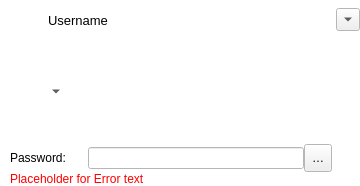
Qt form src/gui/shareuserline.ui (nextmcloud/desktop) before a commit.
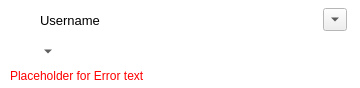
The same form after that commit. Icons and pictures are not drawn. Custom widgets are drawn as their Qt base class.

```diff
--- a/src/gui/shareuserline.ui
+++ b/src/gui/shareuserline.ui
@@ -7,7 +7,7 @@
     <x>0</x>
     <y>0</y>
     <width>360</width>
-    <height>186</height>
+    <height>88</height>
    </rect>
   </property>
   <property name="sizePolicy">
@@ -108,9 +108,6 @@
    <item>
     <layout class="QHBoxLayout" name="horizontalLayout_2">
      <property name="spacing">
-      <number>8</number>
-     </property>
-     <property name="rightMargin">
       <number>0</number>
      </property>
      <item>
@@ -221,6 +218,22 @@
        </property>
       </widget>
      </item>
+     <item>
+      <widget class="QProgressIndicator" name="passwordProgressIndicator" native="true">
+       <property name="sizePolicy">
+        <sizepolicy hsizetype="Fixed" vsizetype="Fixed">
+         <horstretch>0</horstretch>
+         <verstretch>0</verstretch>
+        </sizepolicy>
+       </property>
+       <property name="minimumSize">
+        <size>
+         <width>28</width>
+         <height>27</height>
+        </size>
+       </property>
+      </widget>
+     </item>
      <item>
       <spacer name="horizontalSpacer">
        <property name="orientation">
@@ -231,7 +244,7 @@
        </property>
        <property name="sizeHint" stdset="0">
         <size>
-         <width>40</width>
+         <width>20</width>
          <height>20</height>
         </size>
        </property>
@@ -266,6 +279,22 @@
        </property>
       </widget>
      </item>
+     <item>
+      <spacer name="horizontalSpacer_3">
+       <property name="orientation">
+        <enum>Qt::Horizontal</enum>
+       </property>
+       <property name="sizeType">
+        <enum>QSizePolicy::Fixed</enum>
+       </property>
+       <property name="sizeHint" stdset="0">
+        <size>
+         <width>13</width>
+         <height>20</height>
+        </size>
+       </property>
+      </spacer>
+     </item>
     </layout>
    </item>
    <item>
@@ -283,7 +312,7 @@
        </property>
        <property name="sizeHint" stdset="0">
         <size>
-         <width>44</width>
+         <width>36</width>
          <height>20</height>
         </size>
        </property>
@@ -497,78 +526,6 @@
      </item>
     </layout>
    </item>
-   <item>
-    <layout class="QHBoxLayout" name="passwordElementsLayout">
-     <property name="leftMargin">
-      <number>10</number>
-     </property>
-     <item>
-      <widget class="QLabel" name="passwordLabel">
-       <property name="minimumSize">
-        <size>
-         <width>78</width>
-         <height>0</height>
-        </size>
-       </property>
-       <property name="text">
-        <string>Password:</string>
-       </property>
-       <property name="alignment">
-        <set>Qt::AlignLeading|Qt::AlignLeft|Qt::AlignVCenter</set>
-       </property>
-       <property name="indent">
-        <number>0</number>
-       </property>
-      </widget>
-     </item>
-     <item>
-      <widget class="QLineEdit" name="lineEdit_password">
-       <property name="sizePolicy">
-        <sizepolicy hsizetype="Minimum" vsizetype="Fixed">
-         <horstretch>1</horstretch>
-         <verstretch>0</verstretch>
-        </sizepolicy>
-       </property>
-       <property name="echoMode">
-        <enum>QLineEdit::Password</enum>
-       </property>
-      </widget>
-     </item>
-     <item>
-      <widget class="QToolButton" name="confirmPassword">
-       <property name="minimumSize">
-        <size>
-         <width>28</width>
-         <height>28</height>
-        </size>
-       </property>
-       <property name="text">
-        <string notr="true">…</string>
-       </property>
-       <property name="icon">
-        <iconset resource="../../theme.qrc">
-         <normaloff>:/client/theme/confirm.svg</normaloff>:/client/theme/confirm.svg</iconset>
-       </property>
-      </widget>
-     </item>
-     <item>
-      <widget class="QProgressIndicator" name="passwordProgressIndicator" native="true">
-       <property name="sizePolicy">
-        <sizepolicy hsizetype="Fixed" vsizetype="Fixed">
-         <horstretch>0</horstretch>
-         <verstretch>0</verstretch>
-        </sizepolicy>
-       </property>
-       <property name="minimumSize">
-        <size>
-         <width>28</width>
-         <height>28</height>
-        </size>
-       </property>
-      </widget>
-     </item>
-    </layout>
-   </item>
    <item>
     <layout class="QHBoxLayout" name="horizontalLayout_5">
      <property name="leftMargin">
@@ -580,7 +537,7 @@
      <item>
       <widget class="QLabel" name="errorLabel">
        <property name="sizePolicy">
-        <sizepolicy hsizetype="Ignored" vsizetype="Fixed">
+        <sizepolicy hsizetype="Preferred" vsizetype="Preferred">
          <horstretch>0</horstretch>
          <verstretch>0</verstretch>
         </sizepolicy>
```
Left out of the diff: 2 changed lines with no effect on the pictures.
